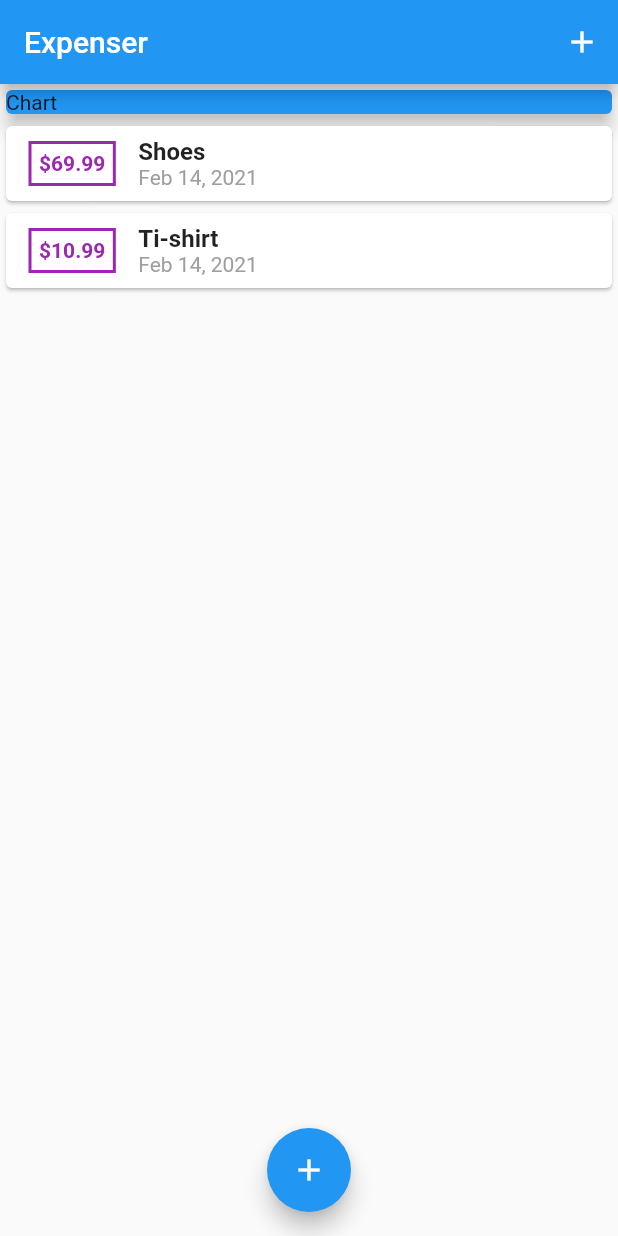
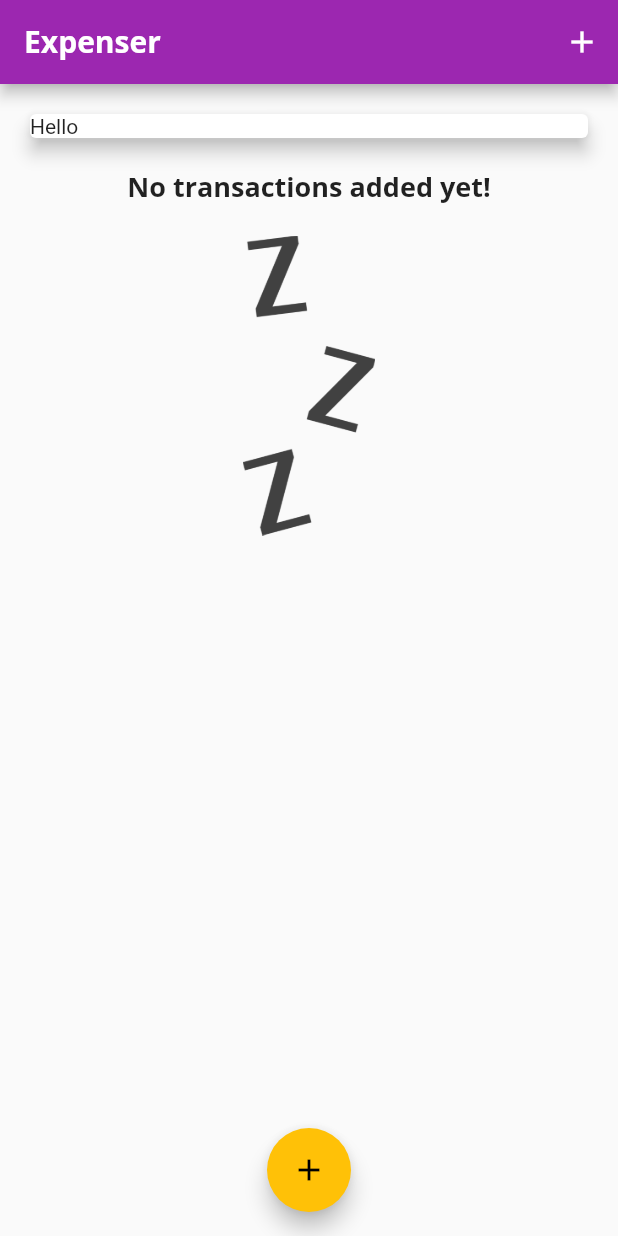
Before and after one commit to MalYou/expense_app, a Flutter app: the screen it shows after launch, on a phone screen of 412 x 824 dp. Run offline on Flutter 3.47's test engine with Material 2 defaults, Android fonts, the phone set to English and light mode, and no system bars.

Commit message:
Added styling and starting chart

```diff
--- a/lib/main.dart
+++ b/lib/main.dart
@@ -1,8 +1,10 @@
 import 'package:flutter/material.dart';
+
+import 'models/transaction.dart';
 
 import './widgets/new_transaction.dart';
 import './widgets/transaction_list.dart';
-import 'models/transaction.dart';
+import './widgets/chart.dart';
 
 void main() => runApp(MyApp());
 
@@ -12,6 +14,27 @@ class MyApp extends StatelessWidget {
     return MaterialApp(
       title: 'Expenser',
       home: MyHomePage(),
+      theme: ThemeData(
+        primarySwatch: Colors.purple,
+        accentColor: Colors.amber,
+        fontFamily: 'Quicksand',
+        textTheme: ThemeData.light().textTheme.copyWith(
+              headline6: TextStyle(
+                fontFamily: 'OpenSans',
+                fontSize: 18,
+                fontWeight: FontWeight.bold,
+              ),
+            ),
+        appBarTheme: AppBarTheme(
+          textTheme: ThemeData.light().textTheme.copyWith(
+                headline6: TextStyle(
+                  fontFamily: 'OpenSans',
+                  fontSize: 20,
+                  fontWeight: FontWeight.bold,
+                ),
+              ),
+        ),
+      ),
     );
   }
 }
@@ -23,7 +46,7 @@ class MyHomePage extends StatefulWidget {
 
 class _MyHomePageState extends State<MyHomePage> {
   final List<Transaction> _userTransactions = [
-    Transaction(
+/*     Transaction(
       id: 't1',
       title: 'Shoes',
       amount: 69.99,
@@ -34,8 +57,16 @@ class _MyHomePageState extends State<MyHomePage> {
       title: 'Ti-shirt',
       amount: 10.99,
       date: DateTime.now(),
-    ),
+    ), */
   ];
+
+  List<Transaction> get _recentTransactions {
+    return _userTransactions.where((tx) {
+      return tx.date.isAfter(
+        DateTime.now().subtract(Duration(days: 7)),
+      );
+    }).toList();
+  }
 
   void _addNewTransaction(
     String txTitle,
@@ -77,13 +108,7 @@ class _MyHomePageState extends State<MyHomePage> {
         child: Column(
           crossAxisAlignment: CrossAxisAlignment.stretch,
           children: <Widget>[
-            Container(
-                width: double.infinity,
-                child: Card(
-                  color: Colors.blue,
-                  child: Text('Chart'),
-                  elevation: 5,
-                )),
+            Chart(_recentTransactions),
             TransactionList(_userTransactions),
           ],
         ),
--- /dev/null
+++ b/lib/widgets/chart.dart
@@ -0,0 +1,42 @@
+import 'package:flutter/material.dart';
+import 'package:intl/intl.dart';
+
+import '../models/transaction.dart';
+
+class Chart extends StatelessWidget {
+  final List<Transaction> recentTransaction;
+
+  Chart(this.recentTransaction);
+
+  List<Map<String, Object>> get groupedTransactionValues {
+    return List.generate(7, (index) {
+      final weekDay = DateTime.now().subtract(Duration(days: index));
+      var totalSum = 0.0;
+
+      for (var i = 0; i < recentTransaction.length; i++) {
+        if (recentTransaction[i].date.day == weekDay.day &&
+            recentTransaction[i].date.month == weekDay.month &&
+            recentTransaction[i].date.year == weekDay.year) {
+          totalSum += recentTransaction[i].amount;
+        }
+      }
+
+      return {
+        'day': DateFormat.E().format(weekDay),
+        'amount': totalSum,
+      };
+    });
+  }
+
+  @override
+  Widget build(BuildContext context) {
+    print(groupedTransactionValues);
+    return Card(
+      margin: EdgeInsets.all(20),
+      elevation: 5,
+      child: Row(
+        children: [Text('Hello')],
+      ),
+    );
+  }
+}
--- a/lib/widgets/transaction_list.dart
+++ b/lib/widgets/transaction_list.dart
@@ -12,7 +12,26 @@ class TransactionList extends StatelessWidget {
   Widget build(BuildContext context) {
     return Container(
       height: 300,
-      child: ListView.builder(
+      child: transactions.isEmpty
+          ? Column(
+              children: [
+                Text(
+                  'No transactions added yet!',
+                  style: Theme.of(context).textTheme.headline6,
+                ),
+                SizedBox(
+                  height: 20,
+                ),
+                Container(
+                  height: 200,
+                  child: Image.asset(
+                    'assets/images/waiting.png',
+                    fit: BoxFit.cover,
+                  ),
+                ),
+              ],
+            )
+          : ListView.builder(
               itemBuilder: (ctx, index) {
                 return Card(
                   child: Row(
@@ -26,12 +45,12 @@ class TransactionList extends StatelessWidget {
                           '\$${transactions[index].amount.toStringAsFixed(2)}',
                           style: TextStyle(
                             fontWeight: FontWeight.bold,
-                      color: Colors.purple,
+                            color: Theme.of(context).primaryColor,
                           ),
                         ),
                         decoration: BoxDecoration(
                           border: Border.all(
-                      color: Colors.purple,
+                            color: Theme.of(context).primaryColor,
                             width: 2,
                             style: BorderStyle.solid,
                           ),
@@ -42,10 +61,7 @@ class TransactionList extends StatelessWidget {
                         children: <Widget>[
                           Text(
                             transactions[index].title,
-                      style: TextStyle(
-                        fontSize: 16,
-                        fontWeight: FontWeight.bold,
-                      ),
+                            style: Theme.of(context).textTheme.headline6,
                           ),
                           Text(
                             DateFormat.yMMMd().format(transactions[index].date),
```
Also changed, not shown: pubspec.yaml (+13 -9 lines), assets/fonts/OpenSans-Bold.ttf (added), assets/fonts/OpenSans-Regular.ttf (added), assets/fonts/Quicksand-Bold.ttf (added), assets/fonts/Quicksand-Light.ttf (added), assets/fonts/Quicksand-Medium.ttf (added), assets/fonts/Quicksand-Regular.ttf (added), assets/images/waiting.png (added). Lines whose indentation alone changed are shown as unchanged.
